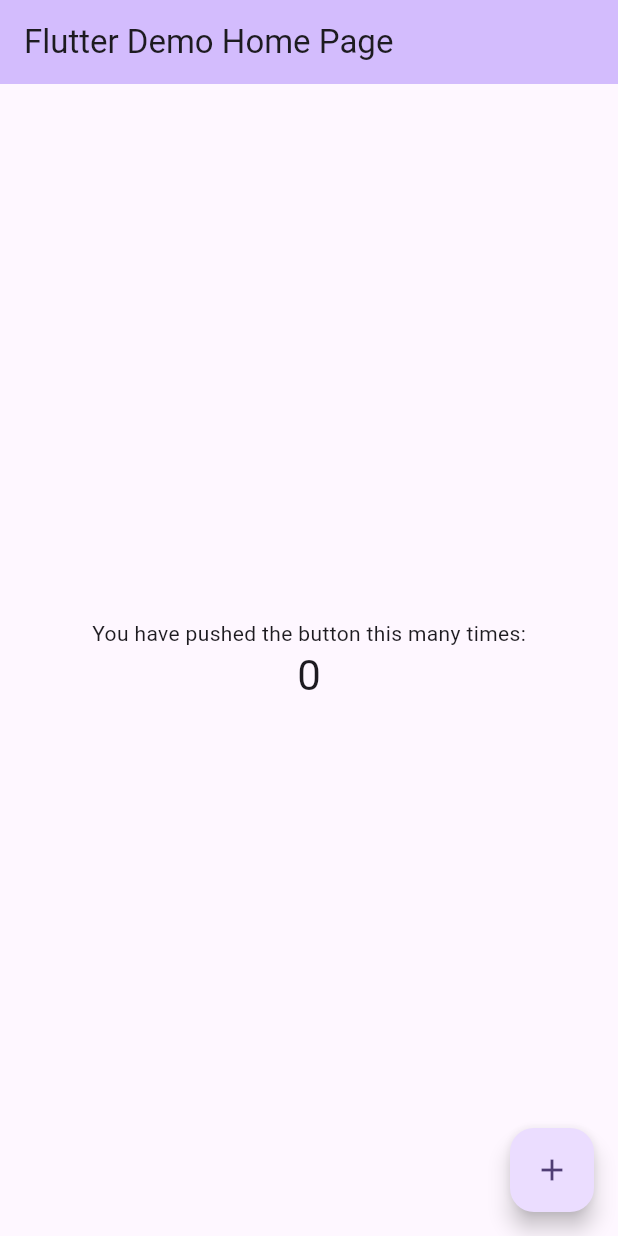
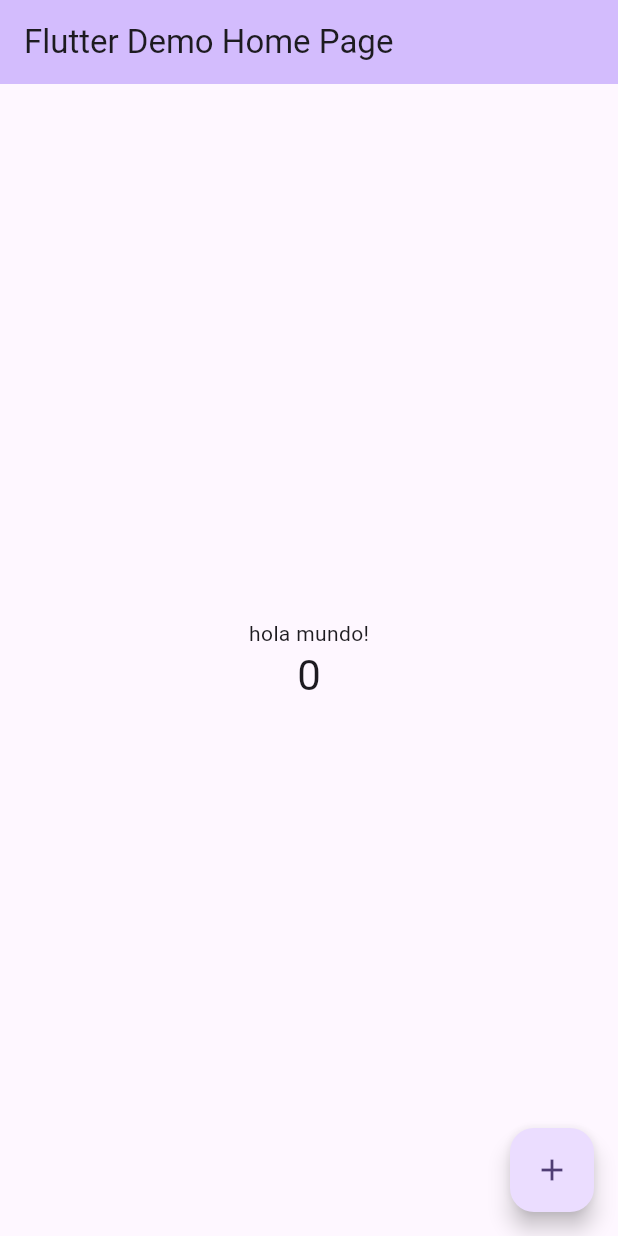
Before and after one commit to BenjajaDev/COLBUN---CONSULTORIA, a Flutter app: the screen it shows after launch, on a phone screen of 412 x 824 dp. Run offline on Flutter 3.47's test engine with Material 3 defaults, Android fonts, the phone set to English and light mode, and no system bars.

Commit message:
Add localization support for English, Spanish, and Portuguese

````diff
--- /dev/null
+++ b/l10n.yaml
@@ -0,0 +1,3 @@
+arb-dir: lib/l10n
+template-arb-file: app_es.arb
+output-localization-file: app_localizations.dart
--- /dev/null
+++ b/lib/l10n/app_en.arb
@@ -0,0 +1,4 @@
+{
+    "@@locale": "en",
+    "helloWorld":"Hello World"
+}
--- /dev/null
+++ b/lib/l10n/app_es.arb
@@ -0,0 +1,7 @@
+{
+  "@@locale": "es",
+  "helloWorld": "hola mundo!",
+  "@helloWorld": {
+    "description": "prueba"
+  }
+}
--- /dev/null
+++ b/lib/l10n/app_localizations.dart
@@ -0,0 +1,144 @@
+import 'dart:async';
+
+import 'package:flutter/foundation.dart';
+import 'package:flutter/widgets.dart';
+import 'package:flutter_localizations/flutter_localizations.dart';
+import 'package:intl/intl.dart' as intl;
+
+import 'app_localizations_en.dart';
+import 'app_localizations_es.dart';
+import 'app_localizations_pt.dart';
+
+// ignore_for_file: type=lint
+
+/// Callers can lookup localized strings with an instance of AppLocalizations
+/// returned by `AppLocalizations.of(context)`.
+///
+/// Applications need to include `AppLocalizations.delegate()` in their app's
+/// `localizationDelegates` list, and the locales they support in the app's
+/// `supportedLocales` list. For example:
+///
+/// ```dart
+/// import 'l10n/app_localizations.dart';
+///
+/// return MaterialApp(
+///   localizationsDelegates: AppLocalizations.localizationsDelegates,
+///   supportedLocales: AppLocalizations.supportedLocales,
+///   home: MyApplicationHome(),
+/// );
+/// ```
+///
+/// ## Update pubspec.yaml
+///
+/// Please make sure to update your pubspec.yaml to include the following
+/// packages:
+///
+/// ```yaml
+/// dependencies:
+///   # Internationalization support.
+///   flutter_localizations:
+///     sdk: flutter
+///   intl: any # Use the pinned version from flutter_localizations
+///
+///   # Rest of dependencies
+/// ```
+///
+/// ## iOS Applications
+///
+/// iOS applications define key application metadata, including supported
+/// locales, in an Info.plist file that is built into the application bundle.
+/// To configure the locales supported by your app, you’ll need to edit this
+/// file.
+///
+/// First, open your project’s ios/Runner.xcworkspace Xcode workspace file.
+/// Then, in the Project Navigator, open the Info.plist file under the Runner
+/// project’s Runner folder.
+///
+/// Next, select the Information Property List item, select Add Item from the
+/// Editor menu, then select Localizations from the pop-up menu.
+///
+/// Select and expand the newly-created Localizations item then, for each
+/// locale your application supports, add a new item and select the locale
+/// you wish to add from the pop-up menu in the Value field. This list should
+/// be consistent with the languages listed in the AppLocalizations.supportedLocales
+/// property.
+abstract class AppLocalizations {
+  AppLocalizations(String locale)
+    : localeName = intl.Intl.canonicalizedLocale(locale.toString());
+
+  final String localeName;
+
+  static AppLocalizations? of(BuildContext context) {
+    return Localizations.of<AppLocalizations>(context, AppLocalizations);
+  }
+
+  static const LocalizationsDelegate<AppLocalizations> delegate =
+      _AppLocalizationsDelegate();
+
+  /// A list of this localizations delegate along with the default localizations
+  /// delegates.
+  ///
+  /// Returns a list of localizations delegates containing this delegate along with
+  /// GlobalMaterialLocalizations.delegate, GlobalCupertinoLocalizations.delegate,
+  /// and GlobalWidgetsLocalizations.delegate.
+  ///
+  /// Additional delegates can be added by appending to this list in
+  /// MaterialApp. This list does not have to be used at all if a custom list
+  /// of delegates is preferred or required.
+  static const List<LocalizationsDelegate<dynamic>> localizationsDelegates =
+      <LocalizationsDelegate<dynamic>>[
+        delegate,
+        GlobalMaterialLocalizations.delegate,
+        GlobalCupertinoLocalizations.delegate,
+        GlobalWidgetsLocalizations.delegate,
+      ];
+
+  /// A list of this localizations delegate's supported locales.
+  static const List<Locale> supportedLocales = <Locale>[
+    Locale('en'),
+    Locale('es'),
+    Locale('pt'),
+  ];
+
+  /// prueba
+  ///
+  /// In es, this message translates to:
+  /// **'hola mundo!'**
+  String get helloWorld;
+}
+
+class _AppLocalizationsDelegate
+    extends LocalizationsDelegate<AppLocalizations> {
+  const _AppLocalizationsDelegate();
+
+  @override
+  Future<AppLocalizations> load(Locale locale) {
+    return SynchronousFuture<AppLocalizations>(lookupAppLocalizations(locale));
+  }
+
+  @override
+  bool isSupported(Locale locale) =>
+      <String>['en', 'es', 'pt'].contains(locale.languageCode);
+
+  @override
+  bool shouldReload(_AppLocalizationsDelegate old) => false;
+}
+
+AppLocalizations lookupAppLocalizations(Locale locale) {
+  // Lookup logic when only language code is specified.
+  switch (locale.languageCode) {
+    case 'en':
+      return AppLocalizationsEn();
+    case 'es':
+      return AppLocalizationsEs();
+    case 'pt':
+      return AppLocalizationsPt();
+  }
+
+  throw FlutterError(
+    'AppLocalizations.delegate failed to load unsupported locale "$locale". This is likely '
+    'an issue with the localizations generation tool. Please file an issue '
+    'on GitHub with a reproducible sample app and the gen-l10n configuration '
+    'that was used.',
+  );
+}
--- /dev/null
+++ b/lib/l10n/app_localizations_en.dart
@@ -0,0 +1,13 @@
+// ignore: unused_import
+import 'package:intl/intl.dart' as intl;
+import 'app_localizations.dart';
+
+// ignore_for_file: type=lint
+
+/// The translations for English (`en`).
+class AppLocalizationsEn extends AppLocalizations {
+  AppLocalizationsEn([String locale = 'en']) : super(locale);
+
+  @override
+  String get helloWorld => 'hola mundo!';
+}
--- /dev/null
+++ b/lib/l10n/app_localizations_es.dart
@@ -0,0 +1,13 @@
+// ignore: unused_import
+import 'package:intl/intl.dart' as intl;
+import 'app_localizations.dart';
+
+// ignore_for_file: type=lint
+
+/// The translations for Spanish Castilian (`es`).
+class AppLocalizationsEs extends AppLocalizations {
+  AppLocalizationsEs([String locale = 'es']) : super(locale);
+
+  @override
+  String get helloWorld => 'hola mundo!';
+}
--- /dev/null
+++ b/lib/l10n/app_localizations_pt.dart
@@ -0,0 +1,13 @@
+// ignore: unused_import
+import 'package:intl/intl.dart' as intl;
+import 'app_localizations.dart';
+
+// ignore_for_file: type=lint
+
+/// The translations for Portuguese (`pt`).
+class AppLocalizationsPt extends AppLocalizations {
+  AppLocalizationsPt([String locale = 'pt']) : super(locale);
+
+  @override
+  String get helloWorld => 'hola mundo en brazuca';
+}
--- /dev/null
+++ b/lib/l10n/app_pt.arb
@@ -0,0 +1,4 @@
+{
+    "@@locale": "pt",
+    "helloWorld":"hola mundo en brazuca"
+}
--- a/lib/main.dart
+++ b/lib/main.dart
@@ -1,3 +1,5 @@
+import 'package:consultoria_chat_bot/l10n/app_localizations.dart';
+import 'package:flutter_localizations/flutter_localizations.dart';
 import 'package:flutter/material.dart';
 
 void main() {
@@ -12,22 +14,9 @@ class MyApp extends StatelessWidget {
   Widget build(BuildContext context) {
     return MaterialApp(
       title: 'Flutter Demo',
+      localizationsDelegates: AppLocalizations.localizationsDelegates,
+      supportedLocales: AppLocalizations.supportedLocales,
       theme: ThemeData(
-        // This is the theme of your application.
-        //
-        // TRY THIS: Try running your application with "flutter run". You'll see
-        // the application has a purple toolbar. Then, without quitting the app,
-        // try changing the seedColor in the colorScheme below to Colors.green
-        // and then invoke "hot reload" (save your changes or press the "hot
-        // reload" button in a Flutter-supported IDE, or press "r" if you used
-        // the command line to start the app).
-        //
-        // Notice that the counter didn't reset back to zero; the application
-        // state is not lost during the reload. To reset the state, use hot
-        // restart instead.
-        //
-        // This works for code too, not just values: Most code changes can be
-        // tested with just a hot reload.
         colorScheme: ColorScheme.fromSeed(seedColor: Colors.deepPurple),
       ),
       home: const MyHomePage(title: 'Flutter Demo Home Page'),
@@ -104,7 +93,7 @@ class _MyHomePageState extends State<MyHomePage> {
           // wireframe for each widget.
           mainAxisAlignment: MainAxisAlignment.center,
           children: <Widget>[
-            const Text('You have pushed the button this many times:'),
+            Text(AppLocalizations.of(context)!.helloWorld),
             Text(
               '$_counter',
               style: Theme.of(context).textTheme.headlineMedium,
--- a/pubspec.yaml
+++ b/pubspec.yaml
@@ -37,6 +37,9 @@ dependencies:
   flutter_map: ^8.2.1
   panorama_viewer: ^2.0.7
   flutter_bloc: ^9.1.1
+  flutter_localizations:
+    sdk: flutter
+  intl: any
 
 dev_dependencies:
   flutter_test:
@@ -54,7 +57,7 @@ dev_dependencies:
 
 # The following section is specific to Flutter packages.
 flutter:
-
+  generate: true
   # The following line ensures that the Material Icons font is
   # included with your application, so that you can use the icons in
   # the material Icons class.
````
Also changed, not shown: pubspec.lock.
